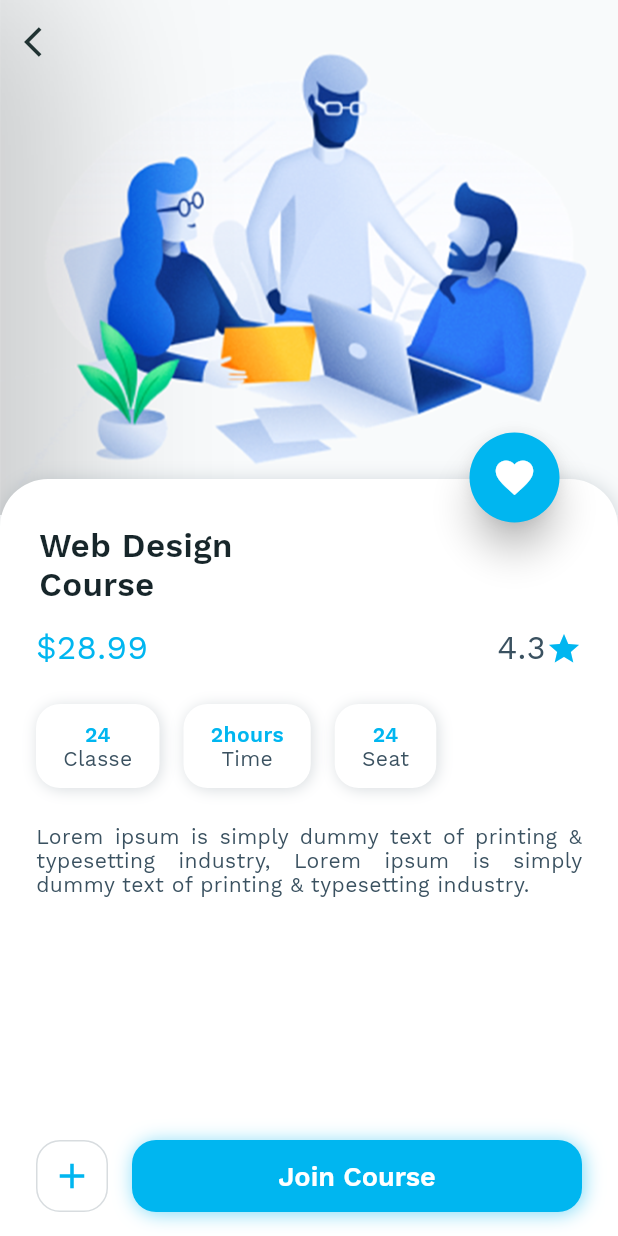
After one commit to gnicod/flutter-guide, a Flutter app: the RouteInfoScreen screen opened directly, on a phone screen of 412 x 824 dp. The commit adds this screen. Run offline on Flutter 3.47's test engine with Material 2 defaults, Android fonts, the phone set to English and light mode, and no system bars; our stand-ins replace flutter_map, flutter_rating_bar, font_awesome_flutter; missing offline and left inert: mapbox_gl, mapbox_gl_web.

Commit message:
add route screen

```diff
--- /dev/null
+++ b/lib/design_course_app_theme.dart
@@ -0,0 +1,94 @@
+import 'package:flutter/material.dart';
+
+class DesignCourseAppTheme {
+  DesignCourseAppTheme._();
+
+  static const Color notWhite = Color(0xFFEDF0F2);
+  static const Color nearlyWhite = Color(0xFFFFFFFF);
+  static const Color nearlyBlue = Color(0xFF00B6F0);
+  static const Color nearlyBlack = Color(0xFF213333);
+  static const Color grey = Color(0xFF3A5160);
+  static const Color dark_grey = Color(0xFF313A44);
+
+  static const Color darkText = Color(0xFF253840);
+  static const Color darkerText = Color(0xFF17262A);
+  static const Color lightText = Color(0xFF4A6572);
+  static const Color deactivatedText = Color(0xFF767676);
+  static const Color dismissibleBackground = Color(0xFF364A54);
+  static const Color chipBackground = Color(0xFFEEF1F3);
+  static const Color spacer = Color(0xFFF2F2F2);
+
+  static const TextTheme textTheme = TextTheme(
+    headline4: display1,
+    headline5: headline,
+    headline6: title,
+    subtitle2: subtitle,
+    bodyText1: body2,
+    bodyText2: body1,
+    caption: caption,
+  );
+
+  static const TextStyle display1 = TextStyle(
+    // h4 -> display1
+    fontFamily: 'WorkSans',
+    fontWeight: FontWeight.bold,
+    fontSize: 36,
+    letterSpacing: 0.4,
+    height: 0.9,
+    color: darkerText,
+  );
+
+  static const TextStyle headline = TextStyle(
+    // h5 -> headline
+    fontFamily: 'WorkSans',
+    fontWeight: FontWeight.bold,
+    fontSize: 24,
+    letterSpacing: 0.27,
+    color: darkerText,
+  );
+
+  static const TextStyle title = TextStyle(
+    // h6 -> title
+    fontFamily: 'WorkSans',
+    fontWeight: FontWeight.bold,
+    fontSize: 16,
+    letterSpacing: 0.18,
+    color: darkerText,
+  );
+
+  static const TextStyle subtitle = TextStyle(
+    // subtitle2 -> subtitle
+    fontFamily: 'WorkSans',
+    fontWeight: FontWeight.w400,
+    fontSize: 14,
+    letterSpacing: -0.04,
+    color: darkText,
+  );
+
+  static const TextStyle body2 = TextStyle(
+    // body1 -> body2
+    fontFamily: 'WorkSans',
+    fontWeight: FontWeight.w400,
+    fontSize: 14,
+    letterSpacing: 0.2,
+    color: darkText,
+  );
+
+  static const TextStyle body1 = TextStyle(
+    // body2 -> body1
+    fontFamily: 'WorkSans',
+    fontWeight: FontWeight.w400,
+    fontSize: 16,
+    letterSpacing: -0.05,
+    color: darkText,
+  );
+
+  static const TextStyle caption = TextStyle(
+    // Caption -> caption
+    fontFamily: 'WorkSans',
+    fontWeight: FontWeight.w400,
+    fontSize: 12,
+    letterSpacing: 0.2,
+    color: lightText, // was lightText
+  );
+}
--- a/lib/hotel_booking/hotel_app_theme.dart
+++ b/lib/hotel_booking/hotel_app_theme.dart
@@ -2,6 +2,20 @@ import 'package:best_flutter_ui_templates/main.dart';
 import 'package:flutter/material.dart';
 
 class HotelAppTheme {
+  static const Color notWhite = Color(0xFFEDF0F2);
+  static const Color nearlyWhite = Color(0xFFFFFFFF);
+  static const Color nearlyBlue = Color(0xFF00B6F0);
+  static const Color nearlyBlack = Color(0xFF213333);
+  static const Color grey = Color(0xFF3A5160);
+  static const Color dark_grey = Color(0xFF313A44);
+
+  static const Color darkText = Color(0xFF253840);
+  static const Color darkerText = Color(0xFF17262A);
+  static const Color lightText = Color(0xFF4A6572);
+  static const Color deactivatedText = Color(0xFF767676);
+  static const Color dismissibleBackground = Color(0xFF364A54);
+  static const Color chipBackground = Color(0xFFEEF1F3);
+  static const Color spacer = Color(0xFFF2F2F2);
   static TextTheme _buildTextTheme(TextTheme base) {
     const String fontName = 'WorkSans';
     return base.copyWith(
--- a/lib/navigation_home_screen.dart
+++ b/lib/navigation_home_screen.dart
@@ -3,6 +3,7 @@ import 'package:best_flutter_ui_templates/custom_drawer/drawer_user_controller.d
 import 'package:best_flutter_ui_templates/custom_drawer/home_drawer.dart';
 import 'package:best_flutter_ui_templates/feedback_screen.dart';
 import 'package:best_flutter_ui_templates/help_screen.dart';
+import 'package:best_flutter_ui_templates/route_info_screen.dart';
 import 'package:best_flutter_ui_templates/hotel_booking/hotel_home_screen.dart';
 import 'package:best_flutter_ui_templates/hotel_booking/map_screen.dart';
 import 'package:best_flutter_ui_templates/invite_friend_screen.dart';
@@ -71,7 +72,7 @@ class _NavigationHomeScreenState extends State<NavigationHomeScreen> {
         });
       } else if (drawerIndex == DrawerIndex.Help) {
         setState(() {
-          screenView = HelpScreen();
+          screenView = RouteInfoScreen();
         });
       } else if (drawerIndex == DrawerIndex.FeedBack) {
         setState(() {
--- /dev/null
+++ b/lib/route_info_screen.dart
@@ -0,0 +1,365 @@
+import 'package:flutter/material.dart';
+// import 'design_course_app_theme.dart';
+import 'package:best_flutter_ui_templates/hotel_booking/hotel_app_theme.dart';
+
+class RouteInfoScreen extends StatefulWidget {
+  @override
+  _RouteInfoScreenState createState() => _RouteInfoScreenState();
+}
+
+class _RouteInfoScreenState extends State<RouteInfoScreen>
+    with TickerProviderStateMixin {
+  final double infoHeight = 364.0;
+  AnimationController? animationController;
+  Animation<double>? animation;
+  double opacity1 = 0.0;
+  double opacity2 = 0.0;
+  double opacity3 = 0.0;
+  @override
+  void initState() {
+    animationController = AnimationController(
+        duration: const Duration(milliseconds: 1000), vsync: this);
+    animation = Tween<double>(begin: 0.0, end: 1.0).animate(CurvedAnimation(
+        parent: animationController!,
+        curve: Interval(0, 1.0, curve: Curves.fastOutSlowIn)));
+    setData();
+    super.initState();
+  }
+
+  Future<void> setData() async {
+    animationController?.forward();
+    await Future<dynamic>.delayed(const Duration(milliseconds: 200));
+    setState(() {
+      opacity1 = 1.0;
+    });
+    await Future<dynamic>.delayed(const Duration(milliseconds: 200));
+    setState(() {
+      opacity2 = 1.0;
+    });
+    await Future<dynamic>.delayed(const Duration(milliseconds: 200));
+    setState(() {
+      opacity3 = 1.0;
+    });
+  }
+
+  @override
+  Widget build(BuildContext context) {
+    final double tempHeight = MediaQuery.of(context).size.height -
+        (MediaQuery.of(context).size.width / 1.2) +
+        24.0;
+    return Container(
+      color: HotelAppTheme.nearlyWhite,
+      child: Scaffold(
+        backgroundColor: Colors.transparent,
+        body: Stack(
+          children: <Widget>[
+            Column(
+              children: <Widget>[
+                AspectRatio(
+                  aspectRatio: 1.2,
+                  child: Image.asset('assets/design_course/webInterFace.png'),
+                ),
+              ],
+            ),
+            Positioned(
+              top: (MediaQuery.of(context).size.width / 1.2) - 24.0,
+              bottom: 0,
+              left: 0,
+              right: 0,
+              child: Container(
+                decoration: BoxDecoration(
+                  color: HotelAppTheme.nearlyWhite,
+                  borderRadius: const BorderRadius.only(
+                      topLeft: Radius.circular(32.0),
+                      topRight: Radius.circular(32.0)),
+                  boxShadow: <BoxShadow>[
+                    BoxShadow(
+                        color: HotelAppTheme.grey.withOpacity(0.2),
+                        offset: const Offset(1.1, 1.1),
+                        blurRadius: 10.0),
+                  ],
+                ),
+                child: Padding(
+                  padding: const EdgeInsets.only(left: 8, right: 8),
+                  child: SingleChildScrollView(
+                    child: Container(
+                      constraints: BoxConstraints(
+                          minHeight: infoHeight,
+                          maxHeight: tempHeight > infoHeight
+                              ? tempHeight
+                              : infoHeight),
+                      child: Column(
+                        mainAxisAlignment: MainAxisAlignment.center,
+                        crossAxisAlignment: CrossAxisAlignment.start,
+                        children: <Widget>[
+                          Padding(
+                            padding: const EdgeInsets.only(
+                                top: 32.0, left: 18, right: 16),
+                            child: Text(
+                              'Web Design\nCourse',
+                              textAlign: TextAlign.left,
+                              style: TextStyle(
+                                fontWeight: FontWeight.w600,
+                                fontSize: 22,
+                                letterSpacing: 0.27,
+                                color: HotelAppTheme.darkerText,
+                              ),
+                            ),
+                          ),
+                          Padding(
+                            padding: const EdgeInsets.only(
+                                left: 16, right: 16, bottom: 8, top: 16),
+                            child: Row(
+                              mainAxisAlignment: MainAxisAlignment.spaceBetween,
+                              crossAxisAlignment: CrossAxisAlignment.center,
+                              children: <Widget>[
+                                Text(
+                                  '\$28.99',
+                                  textAlign: TextAlign.left,
+                                  style: TextStyle(
+                                    fontWeight: FontWeight.w200,
+                                    fontSize: 22,
+                                    letterSpacing: 0.27,
+                                    color: HotelAppTheme.nearlyBlue,
+                                  ),
+                                ),
+                                Container(
+                                  child: Row(
+                                    children: <Widget>[
+                                      Text(
+                                        '4.3',
+                                        textAlign: TextAlign.left,
+                                        style: TextStyle(
+                                          fontWeight: FontWeight.w200,
+                                          fontSize: 22,
+                                          letterSpacing: 0.27,
+                                          color: HotelAppTheme.grey,
+                                        ),
+                                      ),
+                                      Icon(
+                                        Icons.star,
+                                        color: HotelAppTheme.nearlyBlue,
+                                        size: 24,
+                                      ),
+                                    ],
+                                  ),
+                                )
+                              ],
+                            ),
+                          ),
+                          AnimatedOpacity(
+                            duration: const Duration(milliseconds: 500),
+                            opacity: opacity1,
+                            child: Padding(
+                              padding: const EdgeInsets.all(8),
+                              child: Row(
+                                children: <Widget>[
+                                  getTimeBoxUI('24', 'Classe'),
+                                  getTimeBoxUI('2hours', 'Time'),
+                                  getTimeBoxUI('24', 'Seat'),
+                                ],
+                              ),
+                            ),
+                          ),
+                          Expanded(
+                            child: AnimatedOpacity(
+                              duration: const Duration(milliseconds: 500),
+                              opacity: opacity2,
+                              child: Padding(
+                                padding: const EdgeInsets.only(
+                                    left: 16, right: 16, top: 8, bottom: 8),
+                                child: Text(
+                                  'Lorem ipsum is simply dummy text of printing & typesetting industry, Lorem ipsum is simply dummy text of printing & typesetting industry.',
+                                  textAlign: TextAlign.justify,
+                                  style: TextStyle(
+                                    fontWeight: FontWeight.w200,
+                                    fontSize: 14,
+                                    letterSpacing: 0.27,
+                                    color: HotelAppTheme.grey,
+                                  ),
+                                  maxLines: 3,
+                                  overflow: TextOverflow.ellipsis,
+                                ),
+                              ),
+                            ),
+                          ),
+                          AnimatedOpacity(
+                            duration: const Duration(milliseconds: 500),
+                            opacity: opacity3,
+                            child: Padding(
+                              padding: const EdgeInsets.only(
+                                  left: 16, bottom: 16, right: 16),
+                              child: Row(
+                                mainAxisAlignment: MainAxisAlignment.center,
+                                crossAxisAlignment: CrossAxisAlignment.center,
+                                children: <Widget>[
+                                  Container(
+                                    width: 48,
+                                    height: 48,
+                                    child: Container(
+                                      decoration: BoxDecoration(
+                                        color: HotelAppTheme.nearlyWhite,
+                                        borderRadius: const BorderRadius.all(
+                                          Radius.circular(16.0),
+                                        ),
+                                        border: Border.all(
+                                            color: HotelAppTheme.grey
+                                                .withOpacity(0.2)),
+                                      ),
+                                      child: Icon(
+                                        Icons.add,
+                                        color: HotelAppTheme.nearlyBlue,
+                                        size: 28,
+                                      ),
+                                    ),
+                                  ),
+                                  const SizedBox(
+                                    width: 16,
+                                  ),
+                                  Expanded(
+                                    child: Container(
+                                      height: 48,
+                                      decoration: BoxDecoration(
+                                        color: HotelAppTheme.nearlyBlue,
+                                        borderRadius: const BorderRadius.all(
+                                          Radius.circular(16.0),
+                                        ),
+                                        boxShadow: <BoxShadow>[
+                                          BoxShadow(
+                                              color: HotelAppTheme
+                                                  .nearlyBlue
+                                                  .withOpacity(0.5),
+                                              offset: const Offset(1.1, 1.1),
+                                              blurRadius: 10.0),
+                                        ],
+                                      ),
+                                      child: Center(
+                                        child: Text(
+                                          'Join Course',
+                                          textAlign: TextAlign.left,
+                                          style: TextStyle(
+                                            fontWeight: FontWeight.w600,
+                                            fontSize: 18,
+                                            letterSpacing: 0.0,
+                                            color: HotelAppTheme
+                                                .nearlyWhite,
+                                          ),
+                                        ),
+                                      ),
+                                    ),
+                                  )
+                                ],
+                              ),
+                            ),
+                          ),
+                          SizedBox(
+                            height: MediaQuery.of(context).padding.bottom,
+                          )
+                        ],
+                      ),
+                    ),
+                  ),
+                ),
+              ),
+            ),
+            Positioned(
+              top: (MediaQuery.of(context).size.width / 1.2) - 24.0 - 35,
+              right: 35,
+              child: ScaleTransition(
+                alignment: Alignment.center,
+                scale: CurvedAnimation(
+                    parent: animationController!, curve: Curves.fastOutSlowIn),
+                child: Card(
+                  color: HotelAppTheme.nearlyBlue,
+                  shape: RoundedRectangleBorder(
+                      borderRadius: BorderRadius.circular(50.0)),
+                  elevation: 10.0,
+                  child: Container(
+                    width: 60,
+                    height: 60,
+                    child: Center(
+                      child: Icon(
+                        Icons.favorite,
+                        color: HotelAppTheme.nearlyWhite,
+                        size: 30,
+                      ),
+                    ),
+                  ),
+                ),
+              ),
+            ),
+            Padding(
+              padding: EdgeInsets.only(top: MediaQuery.of(context).padding.top),
+              child: SizedBox(
+                width: AppBar().preferredSize.height,
+                height: AppBar().preferredSize.height,
+                child: Material(
+                  color: Colors.transparent,
+                  child: InkWell(
+                    borderRadius:
+                        BorderRadius.circular(AppBar().preferredSize.height),
+                    child: Icon(
+                      Icons.arrow_back_ios,
+                      color: HotelAppTheme.nearlyBlack,
+                    ),
+                    onTap: () {
+                      Navigator.pop(context);
+                    },
+                  ),
+                ),
+              ),
+            )
+          ],
+        ),
+      ),
+    );
+  }
+
+  Widget getTimeBoxUI(String text1, String txt2) {
+    return Padding(
+      padding: const EdgeInsets.all(8.0),
+      child: Container(
+        decoration: BoxDecoration(
+          color: HotelAppTheme.nearlyWhite,
+          borderRadius: const BorderRadius.all(Radius.circular(16.0)),
+          boxShadow: <BoxShadow>[
+            BoxShadow(
+                color: HotelAppTheme.grey.withOpacity(0.2),
+                offset: const Offset(1.1, 1.1),
+                blurRadius: 8.0),
+          ],
+        ),
+        child: Padding(
+          padding: const EdgeInsets.only(
+              left: 18.0, right: 18.0, top: 12.0, bottom: 12.0),
+          child: Column(
+            mainAxisAlignment: MainAxisAlignment.center,
+            crossAxisAlignment: CrossAxisAlignment.center,
+            children: <Widget>[
+              Text(
+                text1,
+                textAlign: TextAlign.center,
+                style: TextStyle(
+                  fontWeight: FontWeight.w600,
+                  fontSize: 14,
+                  letterSpacing: 0.27,
+                  color: HotelAppTheme.nearlyBlue,
+                ),
+              ),
+              Text(
+                txt2,
+                textAlign: TextAlign.center,
+                style: TextStyle(
+                  fontWeight: FontWeight.w200,
+                  fontSize: 14,
+                  letterSpacing: 0.27,
+                  color: HotelAppTheme.grey,
+                ),
+              ),
+            ],
+          ),
+        ),
+      ),
+    );
+  }
+}
```
